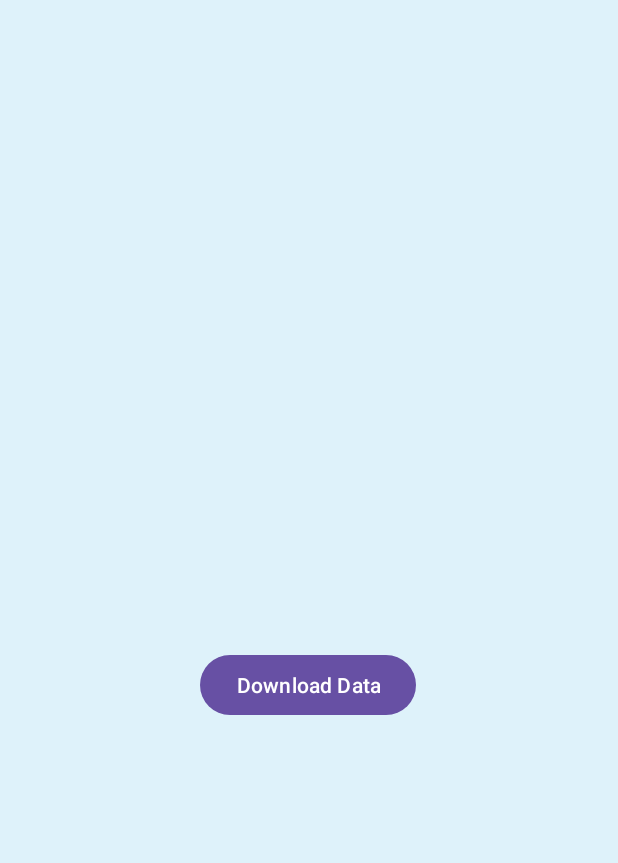
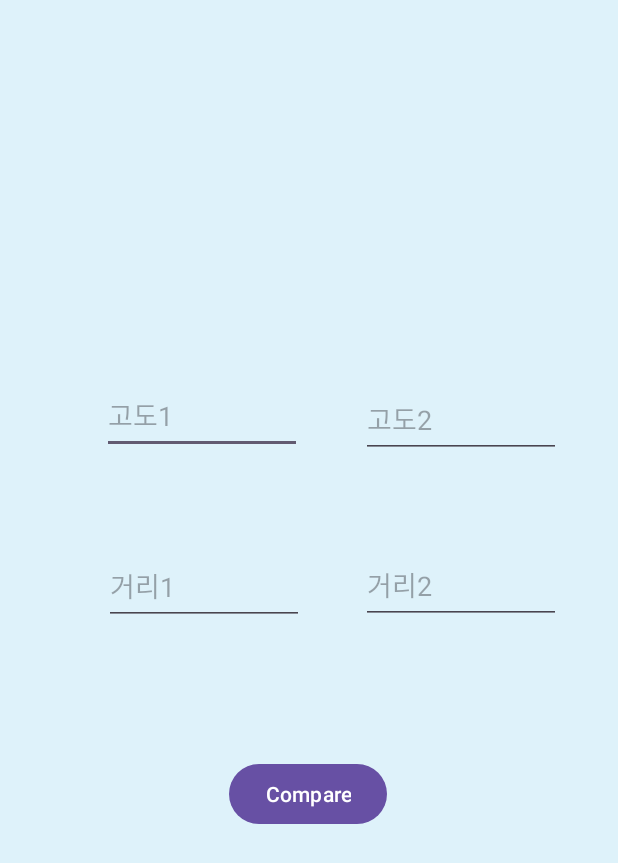
Before and after one commit to chanho37/VTL_Helper, an Android app: the DataActivity screen opened directly, with no data from a screen before it, on a phone screen of 412 x 824 dp. Shown: the top 863 px of the screen. Run offline under Robolectric (Android 15) with nearby library versions, the phone set to English and light mode, and no system bars.

Commit message:
231126 code

```diff
--- a/app/src/main/AndroidManifest.xml
+++ b/app/src/main/AndroidManifest.xml
@@ -1,5 +1,6 @@
 <?xml version="1.0" encoding="utf-8"?>
-<manifest xmlns:android="http://schemas.android.com/apk/res/android"
+<manifest
+    xmlns:android="http://schemas.android.com/apk/res/android"
     xmlns:tools="http://schemas.android.com/tools"
     package="com.example.uam_user">
 
@@ -9,6 +10,7 @@
 
     <application
         android:allowBackup="true"
+        android:usesCleartextTraffic="true"
         android:dataExtractionRules="@xml/data_extraction_rules"
         android:fullBackupContent="@xml/backup_rules"
         android:icon="@mipmap/ic_launcher"
@@ -49,6 +51,8 @@
         <meta-data
             android:name="com.naver.maps.map.CLIENT_ID"
             android:value="fftmpinapy" />
+
+
     </application>
 
 </manifest>
--- a/app/src/main/res/layout/activity_data.xml
+++ b/app/src/main/res/layout/activity_data.xml
@@ -1,6 +1,5 @@
 <?xml version="1.0" encoding="utf-8"?>
-<androidx.constraintlayout.widget.ConstraintLayout
-    xmlns:android="http://schemas.android.com/apk/res/android"
+<androidx.constraintlayout.widget.ConstraintLayout xmlns:android="http://schemas.android.com/apk/res/android"
     xmlns:app="http://schemas.android.com/apk/res-auto"
     xmlns:tools="http://schemas.android.com/tools"
     android:layout_width="match_parent"
@@ -9,32 +8,87 @@
     tools:context=".DataActivity">
 
     <Button
-        android:id="@+id/downloadButton"
+        android:id="@+id/compareButton"
         android:layout_width="wrap_content"
         android:layout_height="wrap_content"
-        android:layout_centerInParent="true"
-        android:layout_margin="16dp"
-        android:text="Download Data"
+        android:onClick="onCompareButtonClick"
+        android:text="Compare"
         app:layout_constraintBottom_toBottomOf="parent"
         app:layout_constraintEnd_toEndOf="parent"
         app:layout_constraintHorizontal_bias="0.498"
         app:layout_constraintStart_toStartOf="parent"
         app:layout_constraintTop_toTopOf="parent"
-        app:layout_constraintVertical_bias="0.56" />
+        app:layout_constraintVertical_bias="0.651" />
+
+    <EditText
+        android:id="@+id/editText1"
+        android:layout_width="133dp"
+        android:layout_height="52dp"
+        android:ems="10"
+        android:hint="고도1"
+        android:inputType="text"
+        app:layout_constraintBottom_toBottomOf="parent"
+        app:layout_constraintEnd_toEndOf="parent"
+        app:layout_constraintHorizontal_bias="0.244"
+        app:layout_constraintStart_toStartOf="parent"
+        app:layout_constraintTop_toTopOf="parent"
+        app:layout_constraintVertical_bias="0.325" />
+
+    <EditText
+        android:id="@+id/editText2"
+        android:layout_width="133dp"
+        android:layout_height="52dp"
+        android:layout_marginBottom="44dp"
+        android:ems="10"
+        android:inputType="text"
+        android:hint="거리1"
+        app:layout_constraintBottom_toBottomOf="parent"
+        app:layout_constraintEnd_toEndOf="parent"
+        app:layout_constraintHorizontal_bias="0.248"
+        app:layout_constraintStart_toStartOf="parent"
+        app:layout_constraintTop_toTopOf="parent"
+        app:layout_constraintVertical_bias="0.501" />
+
+    <EditText
+        android:id="@+id/editText3"
+        android:layout_width="133dp"
+        android:layout_height="52dp"
+        android:layout_marginBottom="44dp"
+        android:ems="10"
+        android:inputType="text"
+        android:hint="고도2"
+        app:layout_constraintBottom_toBottomOf="parent"
+        app:layout_constraintEnd_toEndOf="parent"
+        app:layout_constraintHorizontal_bias="0.863"
+        app:layout_constraintStart_toStartOf="parent"
+        app:layout_constraintTop_toTopOf="parent"
+        app:layout_constraintVertical_bias="0.348" />
+
+    <EditText
+        android:id="@+id/editText4"
+        android:layout_width="133dp"
+        android:layout_height="52dp"
+        android:layout_marginBottom="44dp"
+        android:ems="10"
+        android:inputType="text"
+        android:hint="거리2"
+        app:layout_constraintBottom_toBottomOf="parent"
+        app:layout_constraintEnd_toEndOf="parent"
+        app:layout_constraintHorizontal_bias="0.863"
+        app:layout_constraintStart_toStartOf="parent"
+        app:layout_constraintTop_toTopOf="parent" />
 
     <TextView
-        android:id="@+id/textView"
-        android:layout_width="253dp"
-        android:layout_height="110dp"
-        android:layout_below="@id/downloadButton"
-        android:layout_centerHorizontal="true"
-        android:text=""
-        android:textColor="#020202"
+        android:id="@+id/resultTextView"
+        android:layout_width="292dp"
+        android:layout_height="60dp"
+        android:layout_below="@id/compareButton"
         app:layout_constraintBottom_toBottomOf="parent"
         app:layout_constraintEnd_toEndOf="parent"
+        app:layout_constraintHorizontal_bias="0.579"
         app:layout_constraintStart_toStartOf="parent"
         app:layout_constraintTop_toTopOf="parent"
-        app:layout_constraintVertical_bias="0.41" />
+        app:layout_constraintVertical_bias="0.803" />
 
 
 </androidx.constraintlayout.widget.ConstraintLayout>
```
Also changed, not shown: app/src/main/java/com/example/uam_user/DataActivity.kt (+35 -69 lines), app/src/main/java/com/example/uam_user/HttpConnector.java (added, +33 -0 lines).
